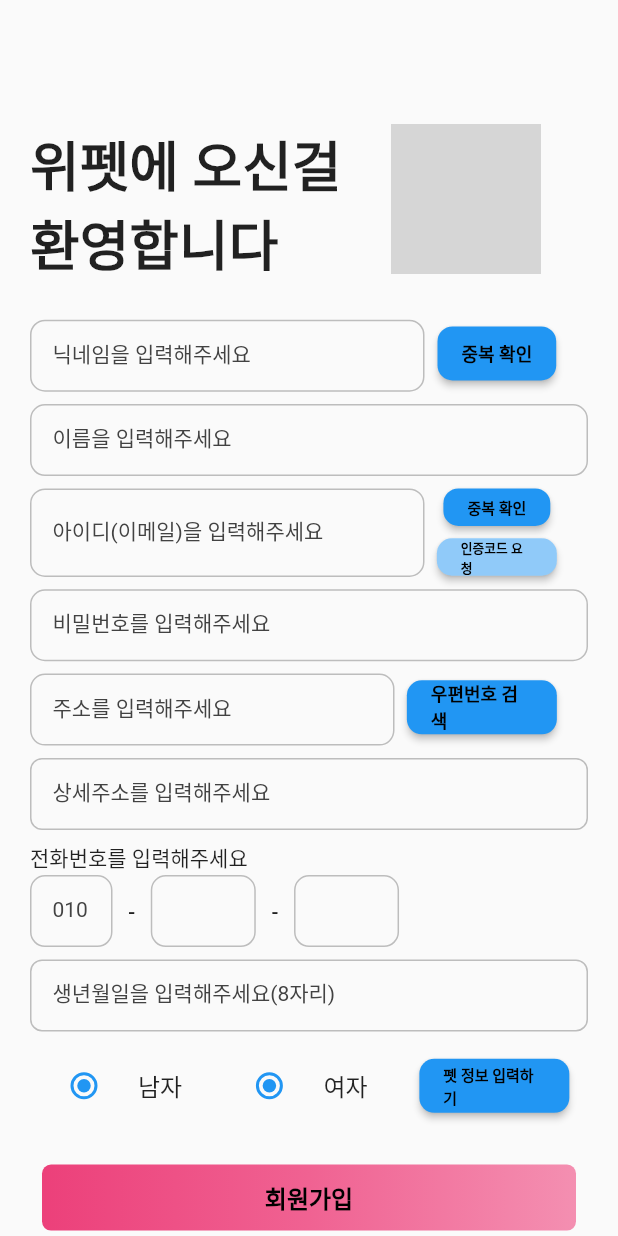
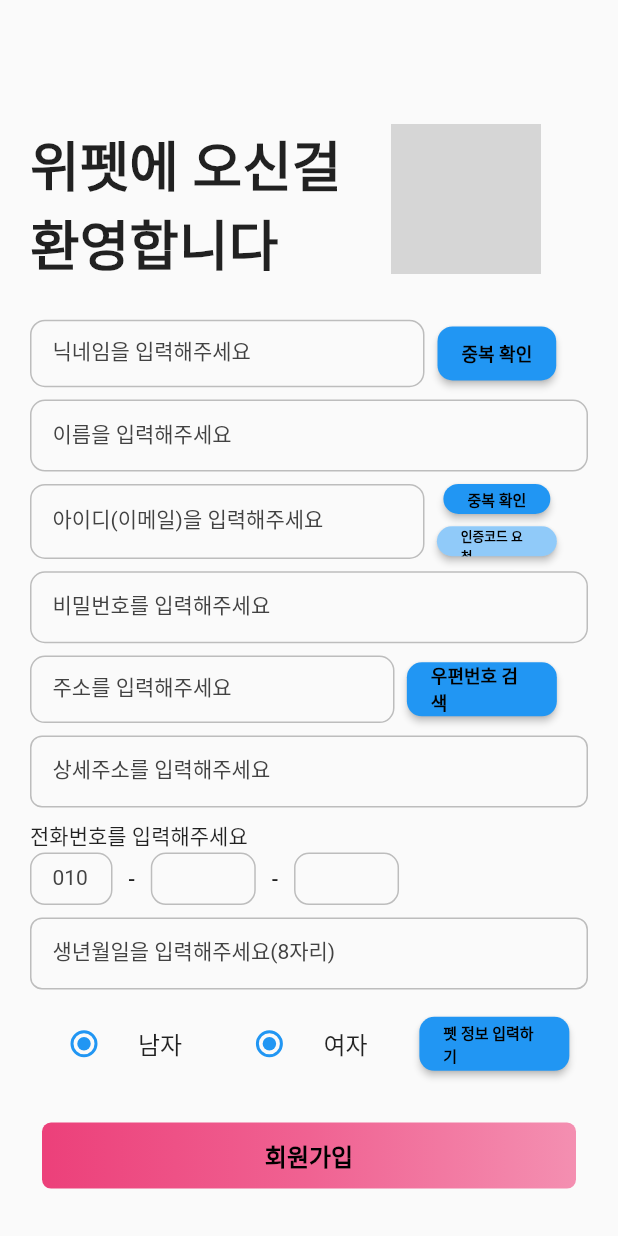
Before and after one commit to JmSmartProject/FrontEnd, a Flutter app: the SignupPage screen opened directly, on a phone screen of 412 x 824 dp. Run offline on Flutter 3.47's test engine with Material 2 defaults, Android fonts, the light colour scheme and no system bars; network calls fail; grey boxes are pictures that could not be loaded.

Commit message:
Update signup_page.dart

```diff
--- a/JMSmart_project/lib/modules/login_page/signup_page.dart
+++ b/JMSmart_project/lib/modules/login_page/signup_page.dart
@@ -84,6 +84,7 @@
                 crossAxisAlignment: CrossAxisAlignment.start,
                 children: <Widget>[
                   SizedBox(
+                    height: 45,
                     width: 263,
                     child: TextField(
                       decoration: InputDecoration(
@@ -158,6 +159,7 @@
                 crossAxisAlignment: CrossAxisAlignment.start,
                 children: <Widget>[
                   SizedBox(
+                    height: 50,
                     width: 263,
                     child: TextField(
                       decoration: InputDecoration(
@@ -184,7 +186,7 @@
                     children: <Widget>[
                       Container(
                         alignment: Alignment.center,
-                        height: 25,
+                        height: 20,
                         width: 80,
                         child: ElevatedButton(
                           onPressed: () {},
@@ -207,7 +209,7 @@
                       ),
                       Container(
                         alignment: Alignment.center,
-                        height: 25,
+                        height: 20,
                         width: 80,
                         child: ElevatedButton(
                           onPressed: () {},
@@ -261,6 +263,7 @@
                 crossAxisAlignment: CrossAxisAlignment.start,
                 children: <Widget>[
                   SizedBox(
+                    height: 45,
                     width: 243,
                     child: TextField(
                       decoration: InputDecoration(
@@ -337,6 +340,7 @@
                   Row(
                     children: <Widget>[
                       SizedBox(
+                        height: 35,
                         width: 55,
                         child: TextField(
                           decoration: InputDecoration(
@@ -357,6 +361,7 @@
                       ),
                       Text("   -   ",style: TextStyle(fontSize: 14,fontWeight: FontWeight.w500),),
                       SizedBox(
+                        height: 35,
                         width: 70,
                         child: TextField(
                           decoration: InputDecoration(
@@ -377,6 +382,7 @@
                       ),
                       Text("   -   ",style: TextStyle(fontSize: 14,fontWeight: FontWeight.w500),),
                       SizedBox(
+                        height: 35,
                         width: 70,
                         child: TextField(
                           decoration: InputDecoration(
@@ -455,7 +461,7 @@
                         child: ElevatedButton(
                           onPressed: (){
                             Navigator.push(context, MaterialPageRoute(builder: (context){
-                              return MainPage();
+                              return PetSignupPage();
                             }));
                           },
                           style: ElevatedButton.styleFrom(
```
